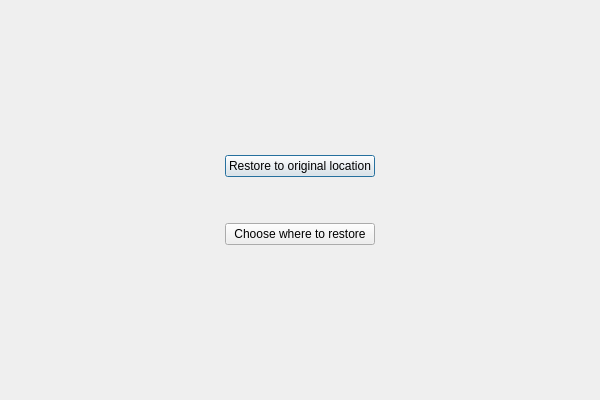
Before: the Qt Designer form filedigger/restoredialog.ui in KDE/kup, drawn with Qt 5.
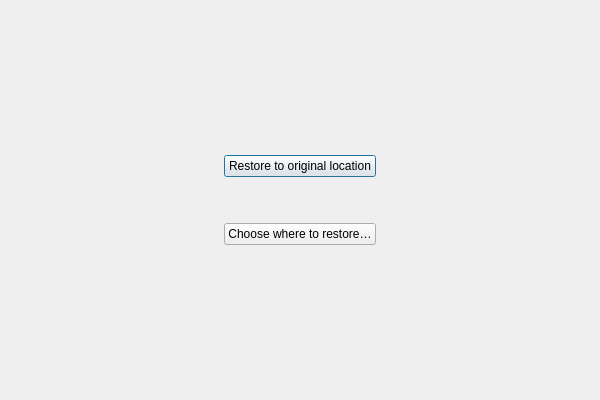
After: the same form once the commit is applied. Icons and pictures are not drawn.

Commit message: Add ellipses to two buttons that require further input to take effect

The edit to the form file:
```diff
--- a/filedigger/restoredialog.ui
+++ b/filedigger/restoredialog.ui
@@ -75,7 +75,7 @@
          <item>
           <widget class="QPushButton" name="mRestoreCustomButton">
            <property name="text">
-            <string comment="@action:button">Choose where to restore</string>
+            <string comment="@action:button">Choose where to restore…</string>
            </property>
           </widget>
          </item>
```
The commit also changes 1 other file.
